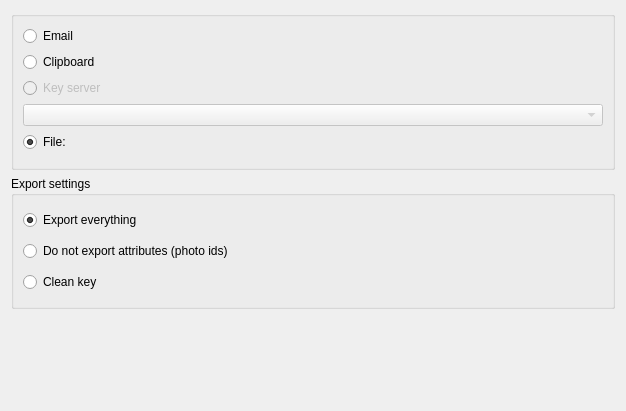
First picture: the form in keyexport.ui, repository KDE/kgpg, before the edit.
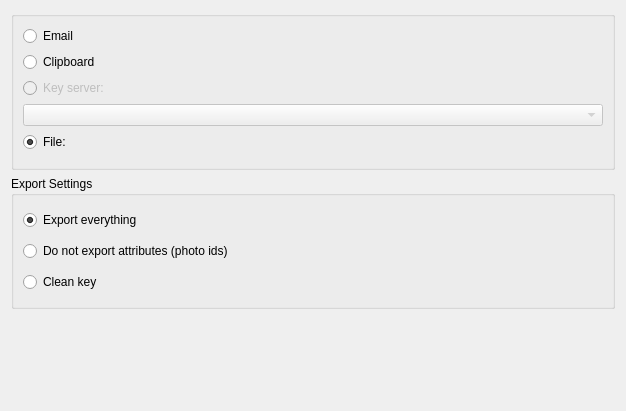
Second picture: the form after the edit. Custom widgets are drawn as their Qt base class.

Commit message: i18n style guide fixes: http://techbase.kde.org/Projects/Usability/HIG/Capitalization

The edit to the form file:
```diff
--- a/keyexport.ui
+++ b/keyexport.ui
@@ -48,7 +48,7 @@
          <bool>false</bool>
         </property>
         <property name="text" >
-         <string>Key server</string>
+         <string>Key server:</string>
         </property>
        </widget>
       </item>
@@ -82,7 +82,7 @@
    <item>
     <widget class="QGroupBox" name="buttonGroup3" >
      <property name="title" >
-      <string>Export settings</string>
+      <string>Export Settings</string>
      </property>
      <layout class="QVBoxLayout" >
       <item>
```
